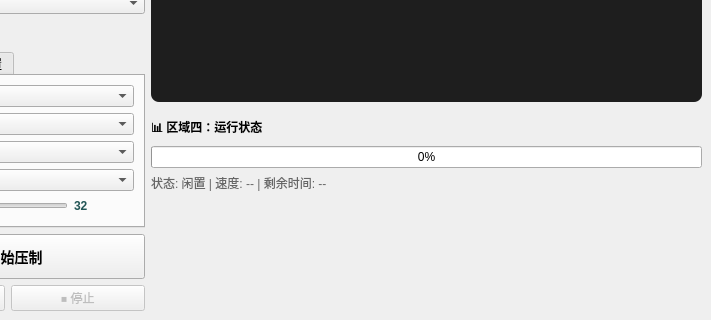
Qt form ui/designer_ui/main_window.ui (xxh16384/ffmpeg_ultra) before a commit; both pictures show x 139 to 850 and y 205 to 525 of the 850 by 525 pixel window.
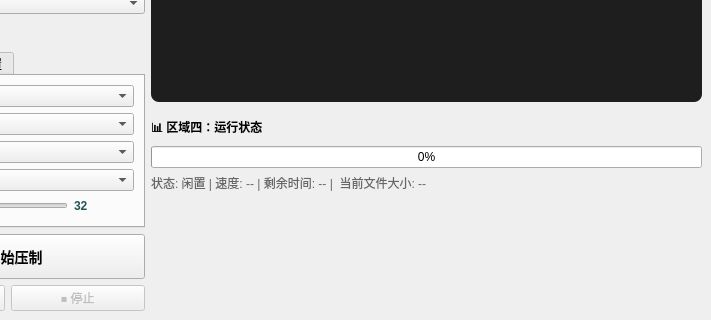
The same form after that commit.

The edit to the form file:
```diff
--- a/ui/designer_ui/main_window.ui
+++ b/ui/designer_ui/main_window.ui
@@ -231,7 +231,7 @@
       <item>
        <widget class="QLabel" name="lbl_status">
         <property name="styleSheet"><string>color: #666666;</string></property>
-        <property name="text"><string>状态: 闲置 | 速度: -- | 剩余时间: --</string></property>
+        <property name="text"><string>状态: 闲置 | 速度: -- | 剩余时间: -- |  当前文件大小: --</string></property>
        </widget>
       </item>
       <item>
```
Left out of the diff: 2 changed lines with no effect on the pictures.
